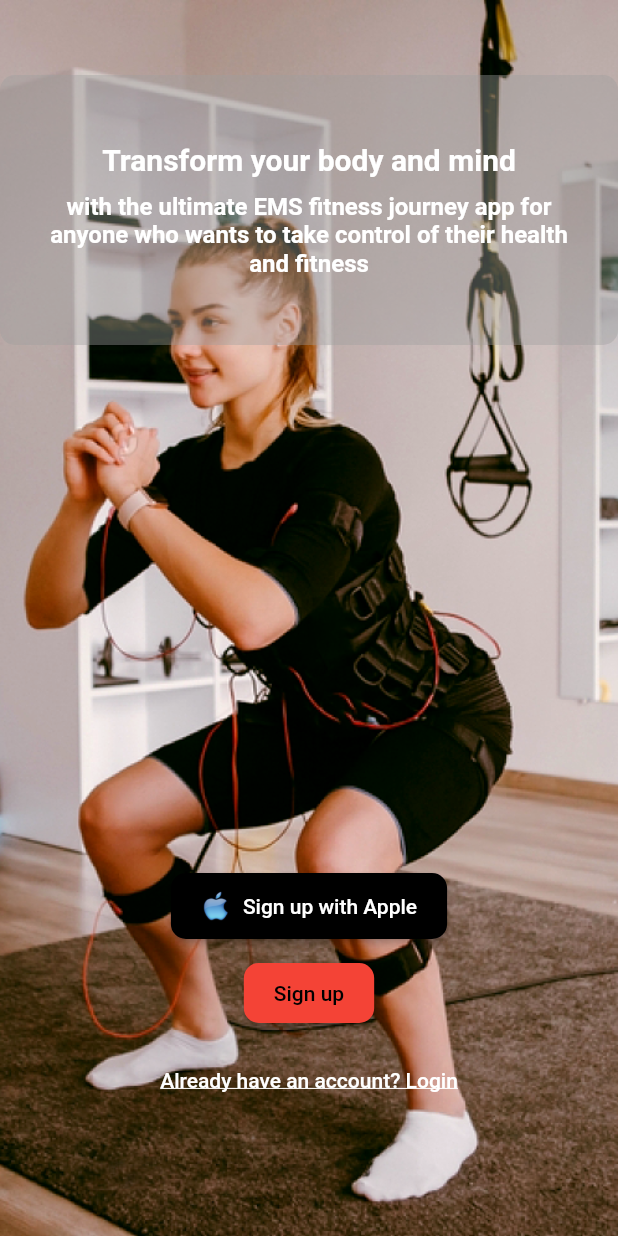
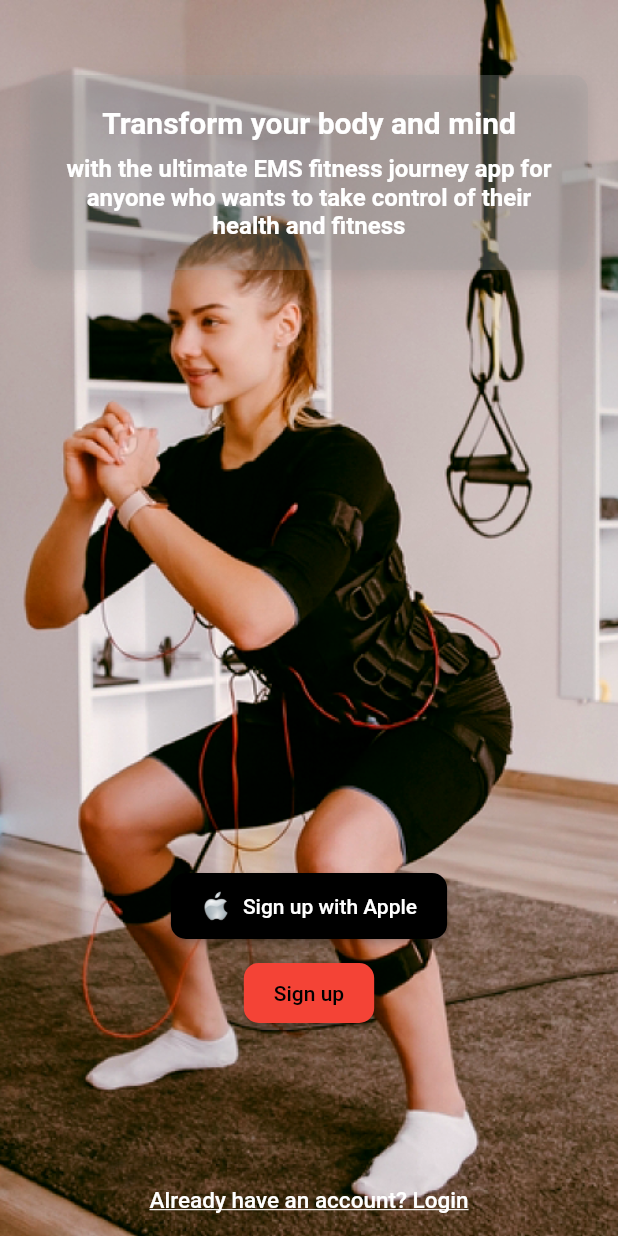
Before and after one commit to Digital-Spike/fitness, a Flutter app: the screen it shows after launch, on a phone screen of 412 x 824 dp. Run offline on Flutter 3.47's test engine with Material 2 defaults, Android fonts, the phone set to English and light mode, and no system bars; our stand-ins replace carousel_slider, cloud_firestore, firebase_auth, firebase_core, fluttertoast, get and 4 more; missing offline and left inert: animated_icon, dart:ffi, ff_navigation_bar_plus; accounts and stored records are empty.

Commit message:
welcome changed

```diff
--- a/lib/authentication screen/welcome.dart
+++ b/lib/authentication screen/welcome.dart
@@ -1,6 +1,7 @@
-import 'package:fitness/authentication%20screen/sign_in.dart';
 import 'package:flutter/material.dart';
-import 'package:fitness/authentication%20screen/log_in.dart';
+
+import 'log_in.dart';
+import 'sign_in.dart';
 
 class WelcomePage extends StatelessWidget {
   const WelcomePage({Key? key}) : super(key: key);
@@ -8,30 +9,36 @@ class WelcomePage extends StatelessWidget {
   @override
   Widget build(BuildContext context) {
     return Scaffold(
-      body: Stack(
-        children: [
-          Container(
+      body: Container(
         decoration: BoxDecoration(
           image: DecorationImage(
             image: AssetImage('assets/1.png'),
             fit: BoxFit.cover,
           ),
         ),
-          ),
-          Column(
+        child: Column(
           children: [
             SizedBox(height: 50),
-              Container(
-                height: 180,
-                width: double.infinity,
+            Expanded(
               child: Container(
-                  decoration: BoxDecoration(
-                    color: Colors.grey.withOpacity(0.4),
-                    borderRadius: BorderRadius.circular(10),
-                  ),
                 padding: const EdgeInsets.symmetric(horizontal: 20),
                 child: Column(
-                    mainAxisAlignment: MainAxisAlignment.center,
+                  mainAxisAlignment: MainAxisAlignment.start,
+                  children: [
+                    Container(
+                      decoration: BoxDecoration(
+                        color: Colors.grey.withOpacity(0.3),
+                        borderRadius: BorderRadius.circular(10),
+                        boxShadow: [
+                          BoxShadow(
+                            color: Colors.black.withOpacity(0.1),
+                            blurRadius: 10,
+                            offset: Offset(0, 4),
+                          ),
+                        ],
+                      ),
+                      padding: const EdgeInsets.all(20),
+                      child: Column(
                         children: [
                           Text(
                             'Transform your body and mind',
@@ -54,13 +61,18 @@ class WelcomePage extends StatelessWidget {
                         ],
                       ),
                     ),
-              ),
-              SizedBox(height: 350),
+                    SizedBox(height: 400),
                     Column(
                       children: [
                         ElevatedButton.icon(
                           onPressed: () {
                             // TODO: Implement sign up with Apple
+                            // Navigator.push(
+                            //   context,
+                            //   MaterialPageRoute(
+                            //     builder: (context) => SlotAvailability(),
+                            //   ),
+                            // );
                           },
                           style: ElevatedButton.styleFrom(
                             primary: Colors.black,
@@ -68,11 +80,11 @@ class WelcomePage extends StatelessWidget {
                             shape: RoundedRectangleBorder(
                               borderRadius: BorderRadius.circular(10),
                             ),
-                      padding:
-                          EdgeInsets.symmetric(vertical: 12, horizontal: 20),
+                            padding: EdgeInsets.symmetric(
+                                vertical: 12, horizontal: 20),
                           ),
                           icon: Image.asset(
-                      'assets/icons/blue.png',
+                            'assets/apple.png',
                             height: 20,
                             width: 20,
                           ),
@@ -81,10 +93,11 @@ class WelcomePage extends StatelessWidget {
                         SizedBox(height: 10),
                         ElevatedButton(
                           onPressed: () {
+                            // TODO: Handle sign up button press
                             Navigator.push(
                               context,
                               MaterialPageRoute(
-                          builder: (context) => signin(),
+                                builder: (context) => Signup(),
                               ),
                             );
                           },
@@ -94,20 +107,24 @@ class WelcomePage extends StatelessWidget {
                             shape: RoundedRectangleBorder(
                               borderRadius: BorderRadius.circular(10),
                             ),
-                      padding:
-                          EdgeInsets.symmetric(vertical: 12, horizontal: 20),
+                            padding: EdgeInsets.symmetric(
+                                vertical: 12, horizontal: 20),
                           ),
                           child: Text('Sign up'),
                         ),
                       ],
                     ),
-              SizedBox(height: 10),
+                  ],
+                ),
+              ),
+            ),
+            SizedBox(height: 8),
             TextButton(
               onPressed: () {
                 Navigator.push(
                   context,
                   MaterialPageRoute(
-                      builder: (context) => LoginScreen(),
+                    builder: (context) => Login(),
                   ),
                 );
               },
@@ -118,12 +135,12 @@ class WelcomePage extends StatelessWidget {
                 'Already have an account? Login',
                 style: TextStyle(
                   decoration: TextDecoration.underline,
+                  fontSize: 15,
                 ),
               ),
             ),
           ],
         ),
-        ],
       ),
     );
   }
```
Also changed, not shown: assets/apple.png (added). Lines whose indentation alone changed are shown as unchanged.
